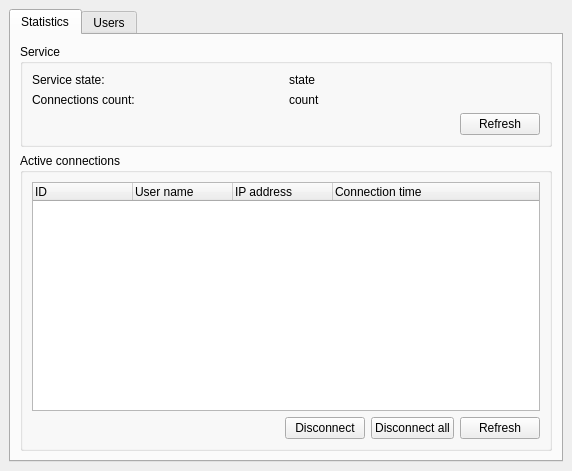
This is source/router/ui/main_window.ui in dchapyshev/aspia as Qt 5 draws it before an edit. The edited form follows.
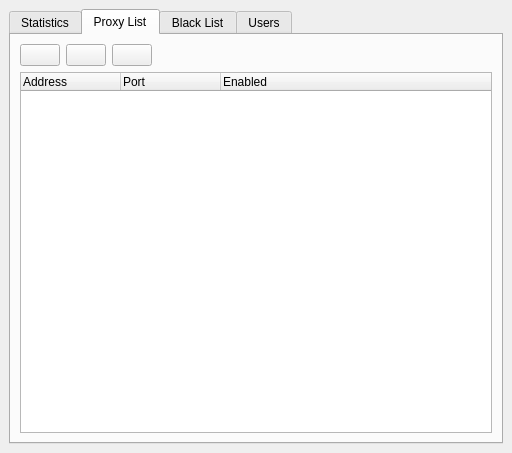
This is the edited form. The open tabs and pages were chosen to show the change. Icons and pictures are not drawn.

Patch:
```diff
--- a/source/router/ui/main_window.ui
+++ b/source/router/ui/main_window.ui
@@ -6,8 +6,8 @@
    <rect>
     <x>0</x>
     <y>0</y>
-    <width>572</width>
-    <height>471</height>
+    <width>512</width>
+    <height>453</height>
    </rect>
   </property>
   <property name="windowTitle">
@@ -171,6 +171,137 @@
         </item>
        </layout>
       </widget>
+      <widget class="QWidget" name="tab_proxy">
+       <attribute name="title">
+        <string>Proxy List</string>
+       </attribute>
+       <layout class="QVBoxLayout" name="verticalLayout_10">
+        <item>
+         <layout class="QHBoxLayout" name="horizontalLayout_8">
+          <item>
+           <widget class="QPushButton" name="button_add_proxy">
+            <property name="text">
+             <string/>
+            </property>
+            <property name="icon">
+             <iconset resource="resources/router_manager.qrc">
+              <normaloff>:/img/plus.png</normaloff>:/img/plus.png</iconset>
+            </property>
+           </widget>
+          </item>
+          <item>
+           <widget class="QPushButton" name="button_modify_proxy">
+            <property name="text">
+             <string/>
+            </property>
+            <property name="icon">
+             <iconset resource="resources/router_manager.qrc">
+              <normaloff>:/img/pencil.png</normaloff>:/img/pencil.png</iconset>
+            </property>
+           </widget>
+          </item>
+          <item>
+           <widget class="QPushButton" name="button_delete_proxy">
+            <property name="text">
+             <string/>
+            </property>
+            <property name="icon">
+             <iconset resource="resources/router_manager.qrc">
+              <normaloff>:/img/minus.png</normaloff>:/img/minus.png</iconset>
+            </property>
+           </widget>
+          </item>
+          <item>
+           <spacer name="horizontalSpacer_5">
+            <property name="orientation">
+             <enum>Qt::Horizontal</enum>
+            </property>
+            <property name="sizeHint" stdset="0">
+             <size>
+              <width>40</width>
+              <height>20</height>
+             </size>
+            </property>
+           </spacer>
+          </item>
+         </layout>
+        </item>
+        <item>
+         <widget class="QTreeWidget" name="tree_proxy">
+          <column>
+           <property name="text">
+            <string>Address</string>
+           </property>
+          </column>
+          <column>
+           <property name="text">
+            <string>Port</string>
+           </property>
+          </column>
+          <column>
+           <property name="text">
+            <string>Enabled</string>
+           </property>
+          </column>
+         </widget>
+        </item>
+       </layout>
+      </widget>
+      <widget class="QWidget" name="tab_black_list">
+       <attribute name="title">
+        <string>Black List</string>
+       </attribute>
+       <layout class="QVBoxLayout" name="verticalLayout_8">
+        <item>
+         <layout class="QHBoxLayout" name="horizontalLayout_5">
+          <item>
+           <widget class="QPushButton" name="button_add_to_black_list">
+            <property name="text">
+             <string/>
+            </property>
+            <property name="icon">
+             <iconset resource="resources/router_manager.qrc">
+              <normaloff>:/img/plus.png</normaloff>:/img/plus.png</iconset>
+            </property>
+           </widget>
+          </item>
+          <item>
+           <widget class="QPushButton" name="button_remove_from_black_list">
+            <property name="text">
+             <string/>
+            </property>
+            <property name="icon">
+             <iconset resource="resources/router_manager.qrc">
+              <normaloff>:/img/minus.png</normaloff>:/img/minus.png</iconset>
+            </property>
+           </widget>
+          </item>
+          <item>
+           <spacer name="horizontalSpacer_4">
+            <property name="orientation">
+             <enum>Qt::Horizontal</enum>
+            </property>
+            <property name="sizeHint" stdset="0">
+             <size>
+              <width>40</width>
+              <height>20</height>
+             </size>
+            </property>
+           </spacer>
+          </item>
+         </layout>
+        </item>
+        <item>
+         <widget class="QTreeWidget" name="tree_black_list">
+          <column>
+           <property name="text">
+            <string>IP address</string>
+           </property>
+          </column>
+         </widget>
+        </item>
+       </layout>
+      </widget>
       <widget class="QWidget" name="tab_users">
        <attribute name="title">
         <string>Users</string>
```
